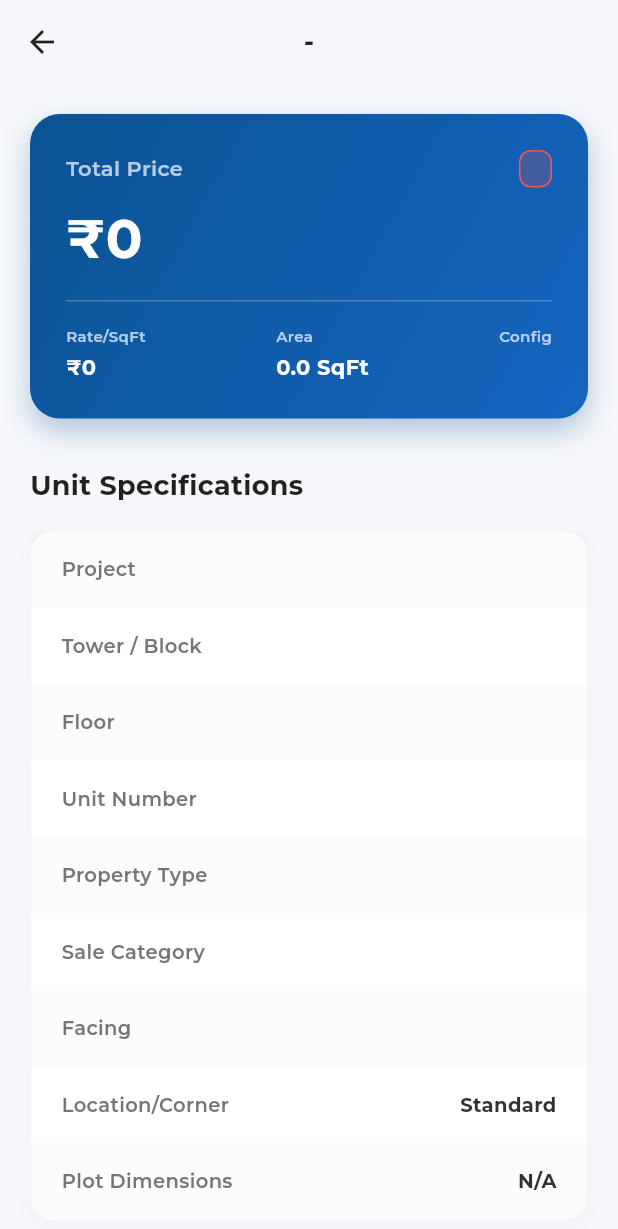
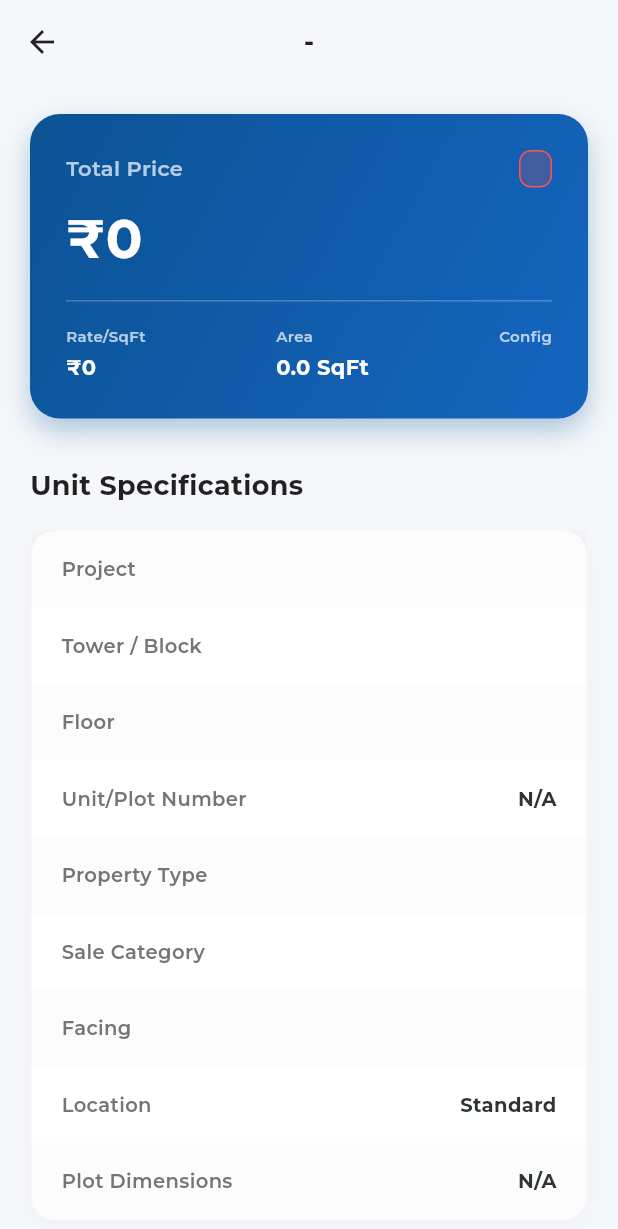
Before and after one commit to Hemant-05/prarambh_infra, a Flutter app: the AdvisorUnitDetailsScreen screen opened directly with empty values, on a phone screen of 412 x 824 dp. Shown: the top 1229 px of the screen. Run offline on Flutter 3.47's test engine with Material 3 defaults, Android fonts, the light colour scheme and no system bars; our stand-ins replace camera, chewie, dio, dotted_border, file_picker, fl_chart and 9 more; missing offline and left inert: excel, graphview; accounts and stored records are empty; generated files the repository leaves out were written again.

Commit message:
update unit section in advisor & admin both side.

```diff
--- a/lib/features/admin/data/models/team_models.dart
+++ b/lib/features/admin/data/models/team_models.dart
@@ -30,7 +30,7 @@ class AdvisorNode {
       role: json['role'] ?? json['designation'] ?? '',
       code: json['code'] ?? json['Advisor_code'] ?? '',
       avatarUrl: avatarUrl,
-      createdAt: json['created_at']?.toString() ?? '',
+      createdAt: json['created_at']?.toString().split(' ')[0] ?? '',
       children: (childrenList as List<dynamic>?)
               ?.map((e) => AdvisorNode.fromJson(e))
               .toList() ??
--- a/lib/features/admin/presentation/screens/project_inventory_screen.dart
+++ b/lib/features/admin/presentation/screens/project_inventory_screen.dart
@@ -259,7 +259,7 @@ class _ProjectInventoryScreenState extends State<ProjectInventoryScreen> {
             ),
             const SizedBox(height: 12),
             Text(
-              unit.unitNumber,
+              '${unit.towerName}-${unit.unitNumber.isNotEmpty? unit.unitNumber : unit.plotNumber.isNotEmpty ? unit.plotNumber : 'N/A'}',
               style: GoogleFonts.montserrat(
                 fontSize: 20,
                 fontWeight: FontWeight.bold,
--- a/lib/features/admin/presentation/screens/team_management_screen.dart
+++ b/lib/features/admin/presentation/screens/team_management_screen.dart
@@ -896,7 +896,7 @@ class _TeamManagementScreenState extends State<TeamManagementScreen>
                         Icon(Icons.calendar_today_outlined, size: 10, color: Colors.grey[500]),
                         const SizedBox(width: 4),
                         Text(
-                          '${node.createdAt}',
+                          'Joined ${node.createdAt}',
                           style: GoogleFonts.montserrat(
                             fontSize: 10,
                             color: Colors.grey[500],
--- a/lib/features/admin/presentation/screens/unit_details_screen.dart
+++ b/lib/features/admin/presentation/screens/unit_details_screen.dart
@@ -207,7 +207,7 @@ class _UnitDetailsScreenState extends State<UnitDetailsScreen> {
                             Column(
                               crossAxisAlignment: CrossAxisAlignment.start,
                               children: [
-                                Text('${widget.unit.towerName} - ${widget.unit.unitNumber}', style: GoogleFonts.montserrat(fontSize: 22, fontWeight: FontWeight.bold)),
+                                Text('${widget.unit.towerName} - ${widget.unit.unitNumber.isNotEmpty? widget.unit.unitNumber : widget.unit.plotNumber.isNotEmpty ? widget.unit.plotNumber : 'N/A'}', style: GoogleFonts.montserrat(fontSize: 22, fontWeight: FontWeight.bold)),
                                 Text(widget.unit.propertyType, style: GoogleFonts.montserrat(fontSize: 12, color: Colors.grey[600])),
                               ],
                             ),
@@ -247,7 +247,7 @@ class _UnitDetailsScreenState extends State<UnitDetailsScreen> {
                       _buildSpecBox(Icons.square_foot, 'Super Area', '${widget.unit.areaSqft} sqft', cardColor),
                       _buildSpecBox(Icons.bed, 'Configuration', widget.unit.configuration, cardColor),
                       _buildSpecBox(Icons.explore, 'Facing', widget.unit.facing, cardColor),
-                      _buildSpecBox(Icons.map, 'Plot No.', widget.unit.plotNumber.isNotEmpty ? widget.unit.plotNumber : 'N/A', cardColor),
+                      _buildSpecBox(Icons.map, 'Plot No.', widget.unit.unitNumber.isNotEmpty? widget.unit.unitNumber : widget.unit.plotNumber.isNotEmpty ? widget.unit.plotNumber : 'N/A', cardColor),
                       _buildSpecBox(Icons.layers, 'Floor', widget.unit.floorNumber, cardColor),
                       _buildSpecBox(Icons.location_on, 'Location', widget.unit.location.isNotEmpty ? widget.unit.location : 'N/A', cardColor),
                     ],
--- a/lib/features/advisor/presentation/screens/advisor_unit_details_screen.dart
+++ b/lib/features/advisor/presentation/screens/advisor_unit_details_screen.dart
@@ -127,11 +127,11 @@ class AdvisorUnitDetailsScreen extends StatelessWidget {
                   _buildSpecRow('Project', project.projectName, true),
                   _buildSpecRow('Tower / Block', unit.towerName, false),
                   _buildSpecRow('Floor', unit.floorNumber, true),
-                  _buildSpecRow('Unit Number', unit.unitNumber, false),
+                  _buildSpecRow('Unit/Plot Number', unit.unitNumber.isNotEmpty? unit.unitNumber : unit.plotNumber.isNotEmpty ? unit.plotNumber : 'N/A', false),
                   _buildSpecRow('Property Type', unit.propertyType, true),
                   _buildSpecRow('Sale Category', unit.saleCategory, false),
                   _buildSpecRow('Facing', unit.facing, true),
-                  _buildSpecRow('Location/Corner', unit.location.isNotEmpty ? unit.location : 'Standard', false),
+                  _buildSpecRow('Location', unit.location.isNotEmpty ? unit.location : 'Standard', false),
                   _buildSpecRow('Plot Dimensions', unit.plotDimensions.isNotEmpty ? unit.plotDimensions : 'N/A', true, isLast: true),
                 ],
               ),
```
